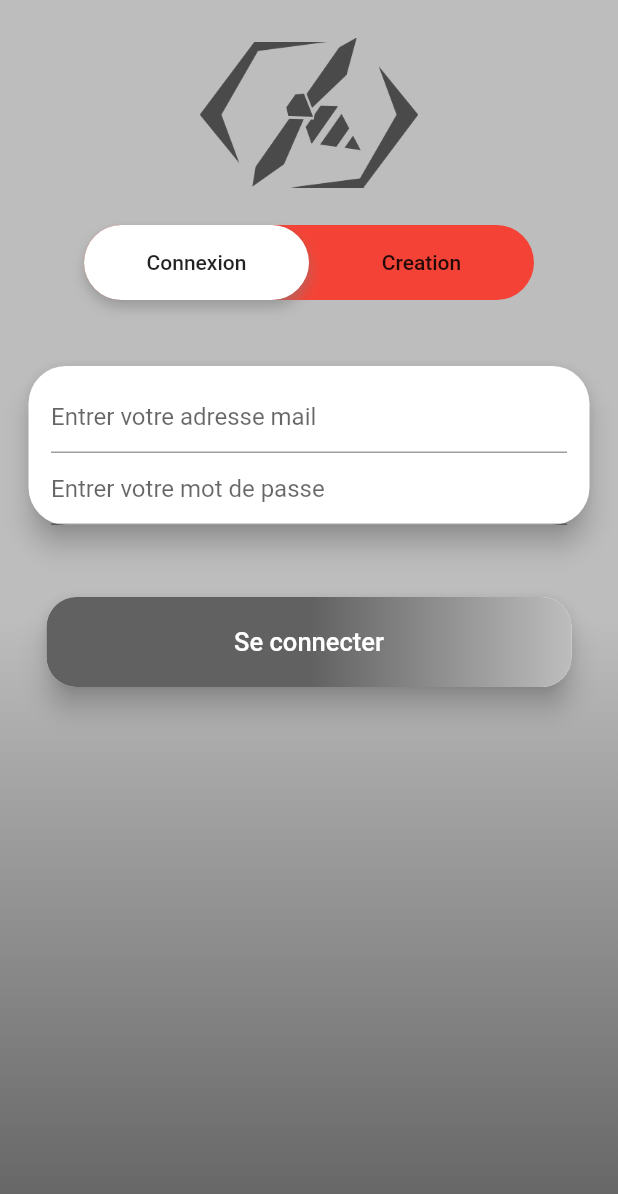
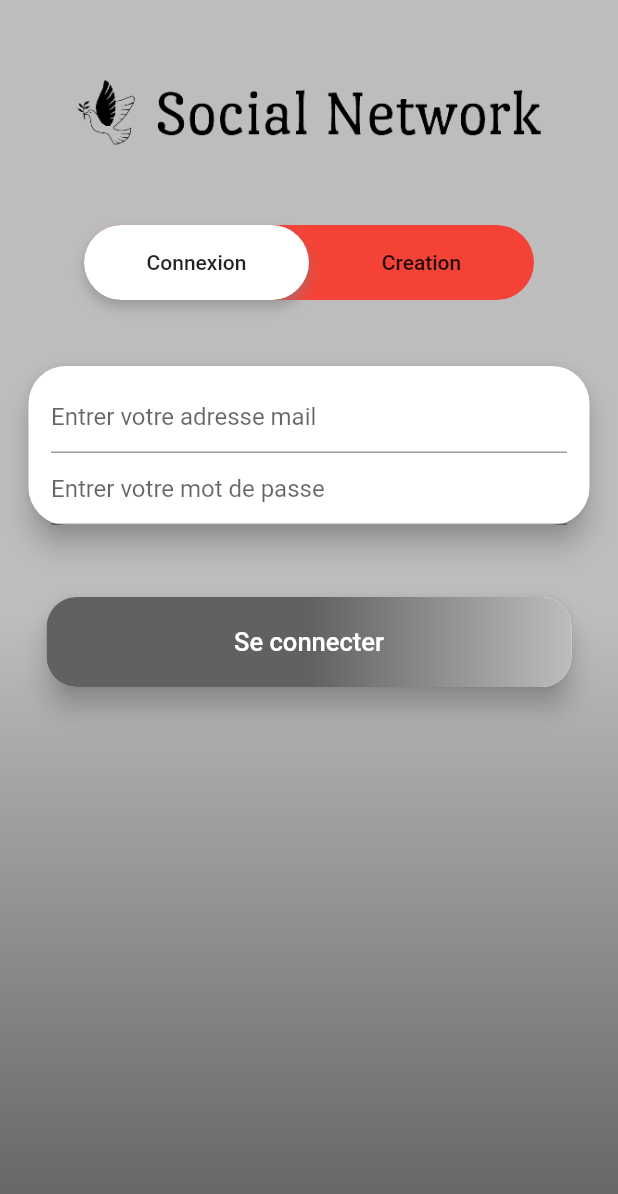
Before and after one commit to drogbut/flutter_social_network_app, a Flutter app: the LogController screen opened directly, on a phone screen of 412 x 824 dp. Shown: the top 1194 px of the screen. Run offline on Flutter 3.47's test engine with Material 2 defaults, Android fonts, the phone set to English and light mode, and no system bars; our stand-ins replace cloud_firestore, firebase_auth, firebase_core, firebase_storage, image_picker; accounts and stored records are empty.

```diff
--- a/lib/ui/screens/log_controller.dart
+++ b/lib/ui/screens/log_controller.dart
@@ -59,7 +59,7 @@ class _LogControllerState extends State<LogController> {
               child: SafeArea(
                 child: Column(
                   children: [
-                    PaddingWith(widget: Image(image: logoImage, height: 100,), top: 25.0,),
+                    PaddingWith(widget: Image(image: logoImage, height: 100,width: screenWidth*0.75,), top: 25.0,),
                     PaddingWith(widget: Menu2Items(item1: "Connexion", item2: "Creation",
                       pageController: _pageController,), top: 25.0, bottom: 25.0,),
                     Expanded(flex: 2, child: PageView(controller: _pageController, children: [logView(0), logView(2)],),
--- a/lib/ui/widgets/constants.dart
+++ b/lib/ui/widgets/constants.dart
@@ -13,7 +13,7 @@ const Color baseAccent = const Color(0xFF616161);
 const Color pointer = const Color(0xFFF44336);
 
 // images
-const AssetImage logoImage = const AssetImage("assets/darkBee.png");
+const AssetImage logoImage = const AssetImage("assets/logo_small.png");
 const AssetImage eventImage = const AssetImage("assets/event.jpg");
 const AssetImage homeImage = const AssetImage("assets/home.jpg");
 const AssetImage profileImage = const AssetImage("assets/profile.jpg");
```
Also changed, not shown: pubspec.yaml (+7 -0 lines), assets/darkBee.png (deleted), assets/event.jpg (deleted), assets/home.jpg (deleted), assets/logo_large.png (added), assets/logo_small.png (added), assets/logo_small_icon_only.png (added), assets/logo_small_icon_only_inverted.png (added), assets/logo_white_large.png (added), assets/sign_in.png (added), assets/sign_up.png (added), 1 other file.
